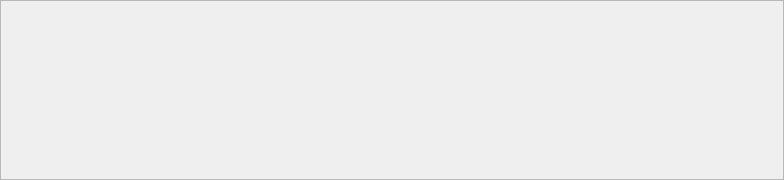
Qt form src/gui/chatwindow.ui (Zugzwangs/Gomina) before a commit.
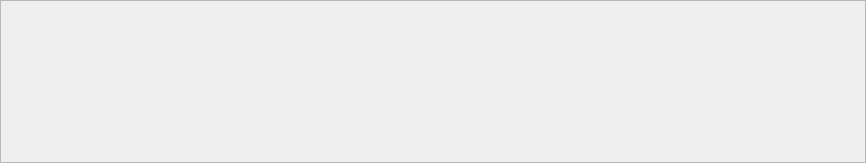
The same form after that commit.

Commit message: amélioration de la fenetre des options

```diff
--- a/src/gui/chatwindow.ui
+++ b/src/gui/chatwindow.ui
@@ -6,8 +6,8 @@
    <rect>
     <x>0</x>
     <y>0</y>
-    <width>784</width>
-    <height>180</height>
+    <width>866</width>
+    <height>163</height>
    </rect>
   </property>
   <property name="windowTitle">
@@ -21,8 +21,8 @@
     <rect>
      <x>0</x>
      <y>0</y>
-     <width>782</width>
-     <height>178</height>
+     <width>864</width>
+     <height>161</height>
     </rect>
    </property>
   </widget>
```
The commit also changes 2 other files.
